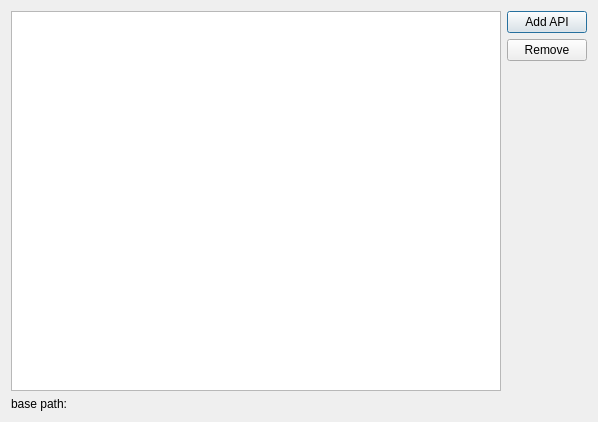
Above: Qitom/ui/widgetPropEditorAPI.ui from itom-project/itom before the change. Below: the same form after it.
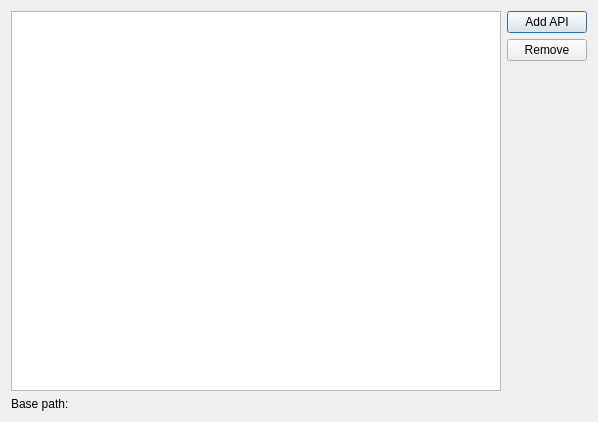
That is the form after the change.

Patch:
```diff
--- a/Qitom/ui/widgetPropEditorAPI.ui
+++ b/Qitom/ui/widgetPropEditorAPI.ui
@@ -62,7 +62,7 @@
    <item>
     <widget class="QLabel" name="lblBasePath">
      <property name="text">
-      <string>base path: </string>
+      <string>Base path: </string>
      </property>
     </widget>
    </item>
```
